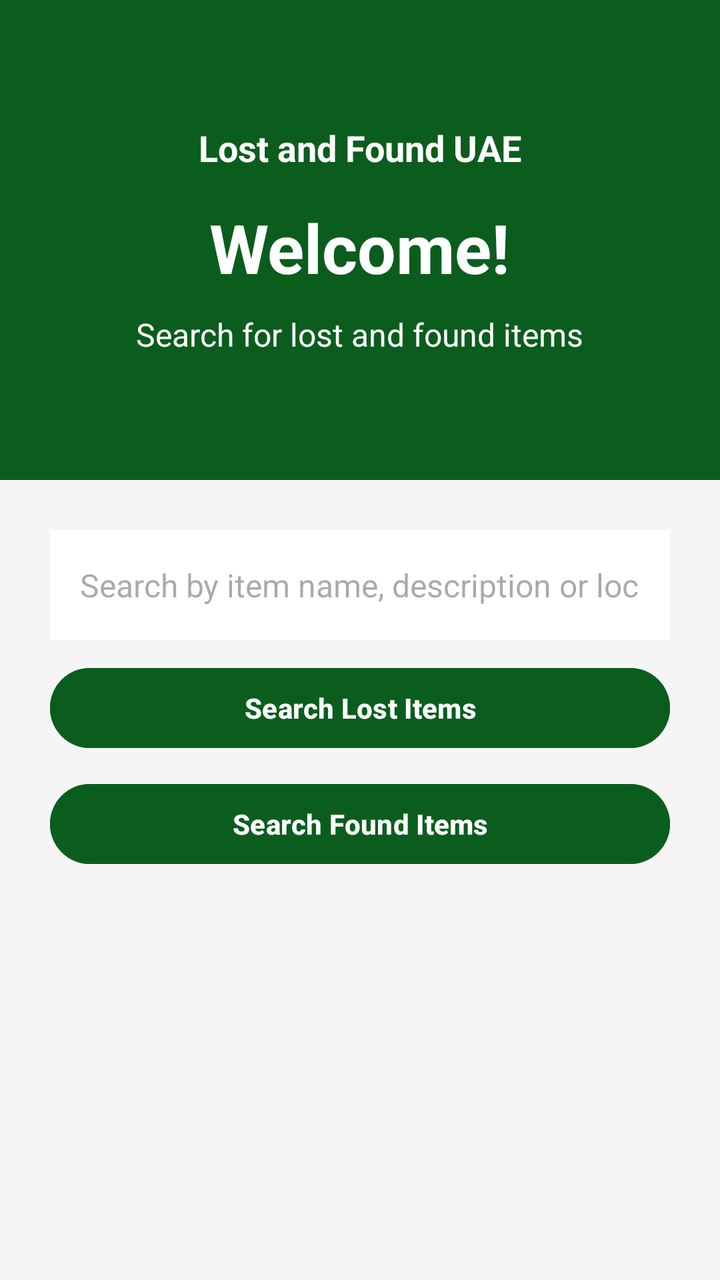
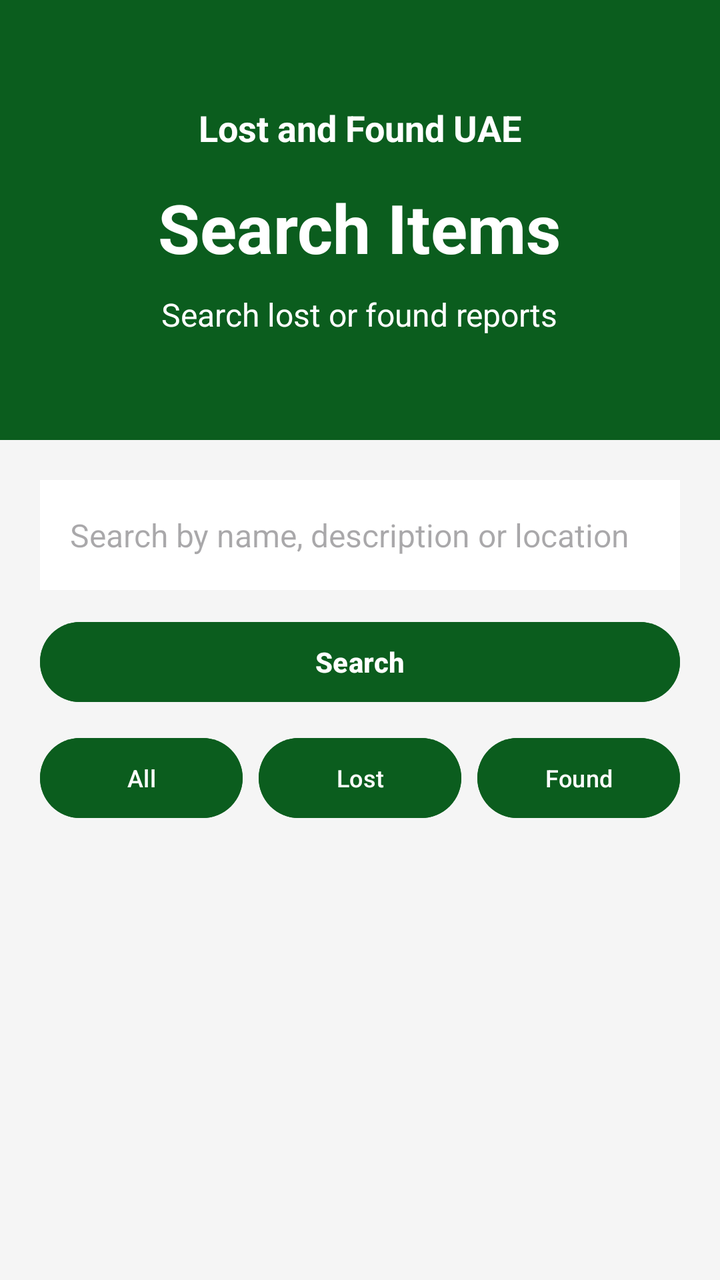

Before-and-after screenshots of an Android layout around one commit, followed by the original layout XML and the change that was made.
<!-- AndroidManifest.xml: application theme Theme.LostAndFoundUAE -->
<!-- res/layout/fragment_search.xml -->
<?xml version="1.0" encoding="utf-8"?>
<LinearLayout xmlns:android="http://schemas.android.com/apk/res/android"
    android:layout_width="match_parent"
    android:layout_height="match_parent"
    android:orientation="vertical"
    android:background="#F5F5F5">

    <LinearLayout
        android:layout_width="match_parent"
        android:layout_height="240dp"
        android:background="#0B5D1E"
        android:gravity="center"
        android:orientation="vertical">

        <TextView
            android:layout_width="wrap_content"
            android:layout_height="wrap_content"
            android:text="Lost and Found UAE"
            android:textColor="#FFFFFF"
            android:textSize="18dp"
            android:textStyle="bold" />

        <TextView
            android:layout_width="wrap_content"
            android:layout_height="wrap_content"
            android:text="Welcome!"
            android:textColor="#FFFFFF"
            android:textSize="34dp"
            android:textStyle="bold"
            android:layout_marginTop="15dp" />

        <TextView
            android:layout_width="wrap_content"
            android:layout_height="wrap_content"
            android:text="Search for lost and found items"
            android:textColor="#FFFFFF"
            android:textSize="16dp"
            android:layout_marginTop="10dp" />
    </LinearLayout>

    <LinearLayout
        android:layout_width="match_parent"
        android:layout_height="match_parent"
        android:orientation="vertical"
        android:padding="25dp">

        <EditText
            android:id="@+id/search_input"
            android:layout_width="match_parent"
            android:layout_height="55dp"
            android:background="#FFFFFF"
            android:hint="Search by item name, description or location"
            android:padding="15dp"
            android:textSize="16dp"
            android:inputType="text" />

        <Button
            android:id="@+id/search_lost_btn"
            android:layout_width="match_parent"
            android:layout_height="wrap_content"
            android:text="Search Lost Items"
            android:textStyle="bold"
            android:textColor="#FFFFFF"
            android:backgroundTint="#0B5D1E"
            android:layout_marginTop="10dp" />

        <Button
            android:id="@+id/search_found_btn"
            android:layout_width="match_parent"
            android:layout_height="wrap_content"
            android:text="Search Found Items"
            android:textStyle="bold"
            android:textColor="#FFFFFF"
            android:backgroundTint="#0B5D1E"
            android:layout_marginTop="10dp" />

        <ScrollView
            android:layout_width="match_parent"
            android:layout_height="match_parent"
            android:layout_marginTop="20dp">

            <LinearLayout
                android:id="@+id/results_layout"
                android:layout_width="match_parent"
                android:layout_height="wrap_content"
                android:orientation="vertical" />
        </ScrollView>
    </LinearLayout>
</LinearLayout>
<!-- resources referenced by this layout -->
<resources>
  <style name="Theme.LostAndFoundUAE" parent="Base.Theme.LostAndFoundUAE" />
  <style name="Base.Theme.LostAndFoundUAE" parent="Theme.Material3.DayNight">
  
          
      </style>
</resources>

<!-- the commit's change to res/layout/fragment_search.xml (unified diff, before → after) -->
@@ -7,7 +7,7 @@
 
     <LinearLayout
         android:layout_width="match_parent"
-        android:layout_height="240dp"
+        android:layout_height="220dp"
         android:background="#0B5D1E"
         android:gravity="center"
         android:orientation="vertical">
@@ -17,24 +17,24 @@
             android:layout_height="wrap_content"
             android:text="Lost and Found UAE"
             android:textColor="#FFFFFF"
-            android:textSize="18dp"
+            android:textSize="18sp"
             android:textStyle="bold" />
 
         <TextView
             android:layout_width="wrap_content"
             android:layout_height="wrap_content"
-            android:text="Welcome!"
+            android:text="Search Items"
             android:textColor="#FFFFFF"
-            android:textSize="34dp"
+            android:textSize="34sp"
             android:textStyle="bold"
             android:layout_marginTop="15dp" />
 
         <TextView
             android:layout_width="wrap_content"
             android:layout_height="wrap_content"
-            android:text="Search for lost and found items"
+            android:text="Search lost or found reports"
             android:textColor="#FFFFFF"
-            android:textSize="16dp"
+            android:textSize="16sp"
             android:layout_marginTop="10dp" />
     </LinearLayout>
 
@@ -42,48 +42,81 @@
         android:layout_width="match_parent"
         android:layout_height="match_parent"
         android:orientation="vertical"
-        android:padding="25dp">
+        android:padding="20dp">
 
         <EditText
             android:id="@+id/search_input"
             android:layout_width="match_parent"
             android:layout_height="55dp"
             android:background="#FFFFFF"
-            android:hint="Search by item name, description or location"
+            android:hint="Search by name, description or location"
             android:padding="15dp"
-            android:textSize="16dp"
+            android:textSize="16sp"
             android:inputType="text" />
 
         <Button
-            android:id="@+id/search_lost_btn"
+            android:id="@+id/search_btn"
             android:layout_width="match_parent"
             android:layout_height="wrap_content"
-            android:text="Search Lost Items"
+            android:text="Search"
             android:textStyle="bold"
             android:textColor="#FFFFFF"
             android:backgroundTint="#0B5D1E"
-            android:layout_marginTop="10dp" />
+            android:layout_marginTop="12dp" />
 
-        <Button
-            android:id="@+id/search_found_btn"
+        <LinearLayout
             android:layout_width="match_parent"
             android:layout_height="wrap_content"
-            android:text="Search Found Items"
-            android:textStyle="bold"
-            android:textColor="#FFFFFF"
-            android:backgroundTint="#0B5D1E"
-            android:layout_marginTop="10dp" />
+            android:orientation="horizontal"
+            android:layout_marginTop="10dp">
+
+            <Button
+                android:id="@+id/all_btn"
+                android:layout_width="0dp"
+                android:layout_height="wrap_content"
+                android:layout_weight="1"
+                android:text="All"
+                android:textSize="12sp"
+                android:textColor="#FFFFFF"
+                android:backgroundTint="#0B5D1E"
+                android:layout_marginRight="4dp" />
+
+            <Button
+                android:id="@+id/lost_btn"
+                android:layout_width="0dp"
+                android:layout_height="wrap_content"
+                android:layout_weight="1"
+                android:text="Lost"
+                android:textSize="12sp"
+                android:textColor="#FFFFFF"
+                android:backgroundTint="#0B5D1E"
+                android:layout_marginLeft="4dp"
+                android:layout_marginRight="4dp" />
+
+            <Button
+                android:id="@+id/found_btn"
+                android:layout_width="0dp"
+                android:layout_height="wrap_content"
+                android:layout_weight="1"
+                android:text="Found"
+                android:textSize="12sp"
+                android:textColor="#FFFFFF"
+                android:backgroundTint="#0B5D1E"
+                android:layout_marginLeft="4dp" />
+        </LinearLayout>
 
         <ScrollView
             android:layout_width="match_parent"
             android:layout_height="match_parent"
-            android:layout_marginTop="20dp">
+            android:layout_marginTop="15dp">
 
             <LinearLayout
                 android:id="@+id/results_layout"
                 android:layout_width="match_parent"
                 android:layout_height="wrap_content"
                 android:orientation="vertical" />
+
         </ScrollView>
+
     </LinearLayout>
 </LinearLayout>
